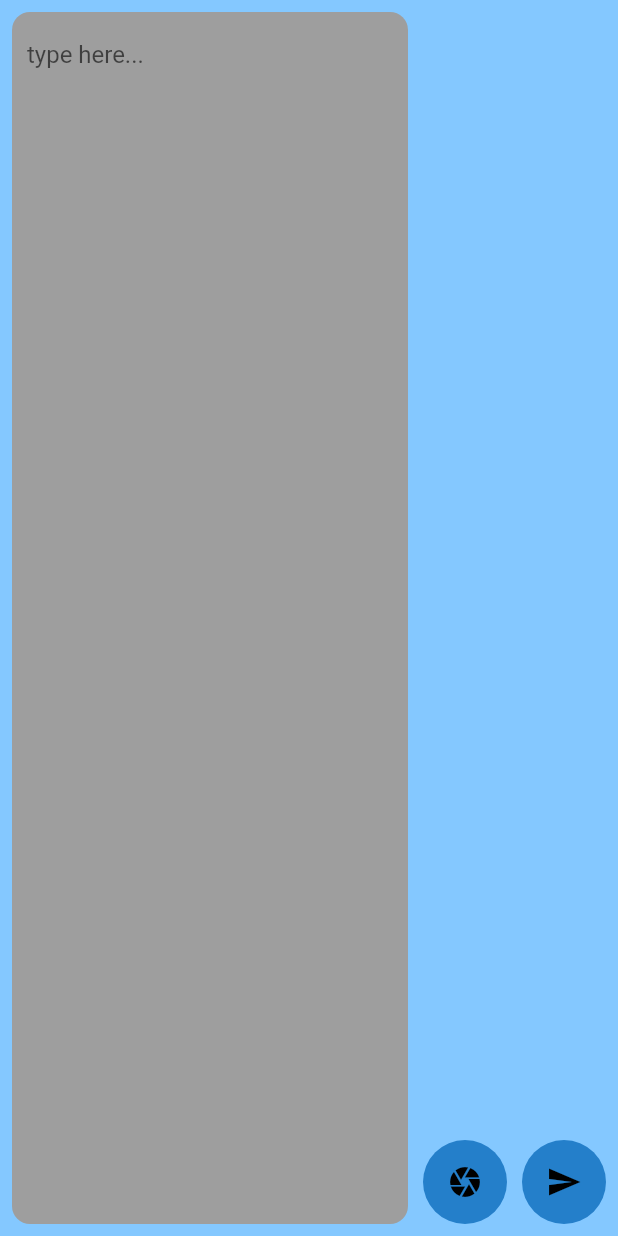
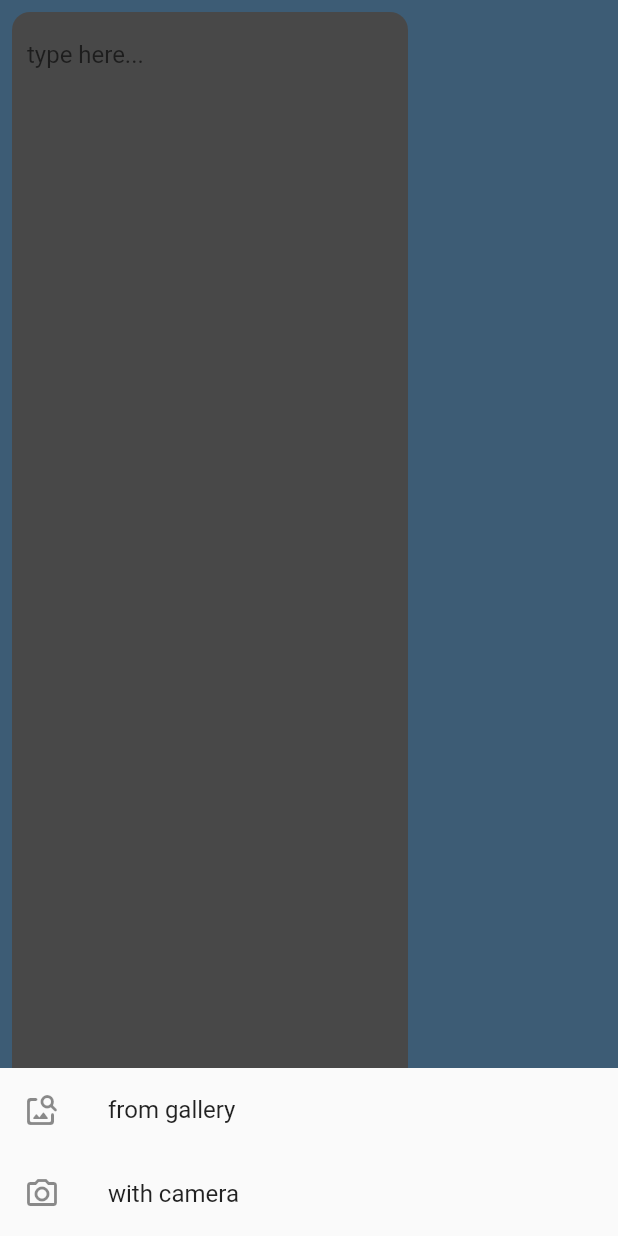
Before and after one commit to SteveChepaykin/milky, a Flutter app: the MessageInputField widget shown alone on an empty page, opened directly, after a tap on the "camera" icon, on a phone screen of 412 x 824 dp. Run offline on Flutter 3.47's test engine with Material 2 defaults, Android fonts, the phone set to English and light mode, and no system bars; our stand-ins replace cloud_firestore, firebase_auth, firebase_core, firebase_storage, get, google_sign_in and 4 more; missing offline and left inert: encrypt; accounts and stored records are empty.

Commit message:
photos send from camera and gallery

```diff
--- a/lib/controllers/firebase_controller.dart
+++ b/lib/controllers/firebase_controller.dart
@@ -1,5 +1,3 @@
-import 'dart:convert';
-
 import 'package:firebase_auth/firebase_auth.dart';
 import 'package:get/get.dart';
 import 'package:cloud_firestore/cloud_firestore.dart';
@@ -8,7 +6,6 @@ import 'package:milky/controllers/crypt_controller.dart';
 import 'package:milky/models/chatroom_model.dart';
 import 'package:milky/models/message_model.dart';
 import 'package:milky/models/user_model.dart';
-import 'package:http/http.dart' as http;
 
 class FirebaseController extends GetxController {
   late final FirebaseFirestore _store;
--- a/lib/widgets/message_input_field.dart
+++ b/lib/widgets/message_input_field.dart
@@ -99,7 +99,7 @@ class _MessageInputFieldState extends State<MessageInputField> {
                                 roomcont.clearImage();
                                 setState(() {});
                               },
-                              icon: const Icon(Icons.close),
+                              icon: const Icon(Icons.image_not_supported_outlined),
                               label: Image.memory(
                                 roomcont.imagedata!,
                                 width: 30,
@@ -119,15 +119,35 @@ class _MessageInputFieldState extends State<MessageInputField> {
           if (messagecont.text.isEmpty && !roomcont.hasImage$.value)
             FloatingActionButton(
               heroTag: '1',
-              onPressed: () async {
-                var im = await pickImage(ImageSource.gallery);
-                if (im != null) {
-                  setState(() {
-                    roomcont.imagefile = im['file'];
-                    roomcont.imagedata = im['data'];
-                    roomcont.hasImage$.value = true;
-                  });
-                }
+              onPressed: () {
+                // var im = await pickImage(ImageSource.gallery);
+                // if (im != null) {
+                //   setState(() {
+                //     roomcont.imagefile = im['file'];
+                //     roomcont.imagedata = im['data'];
+                //     roomcont.hasImage$.value = true;
+                //   });
+                // }
+                showModalBottomSheet(
+                  context: context,
+                  builder: (_) {
+                    return Column(
+                      mainAxisSize: MainAxisSize.min,
+                      children: [
+                        imageTile(
+                          ImageSource.gallery,
+                          'from gallery',
+                          Icons.image_search_rounded,
+                        ),
+                        imageTile(
+                          ImageSource.camera,
+                          'with camera',
+                          Icons.camera_alt_outlined,
+                        ),
+                      ],
+                    );
+                  },
+                );
               },
               child: const Icon(Icons.camera),
               elevation: 0,
@@ -181,4 +201,20 @@ class _MessageInputFieldState extends State<MessageInputField> {
     await storegaref.ref(file.name).putData(data);
     return storegaref.ref(file.name).getDownloadURL();
   }
+
+  ListTile imageTile(ImageSource src, String text, IconData icon) => ListTile(
+        title: Text(text),
+        leading: Icon(icon),
+        onTap: () async {
+          var im = await pickImage(src);
+          if (im != null) {
+            setState(() {
+              roomcont.imagefile = im['file'];
+              roomcont.imagedata = im['data'];
+              roomcont.hasImage$.value = true;
+            });
+          }
+          Navigator.of(context).pop();
+        },
+      );
 }
```
Also changed, not shown: lib/widgets/message_bubble.dart (+9 -5 lines).
